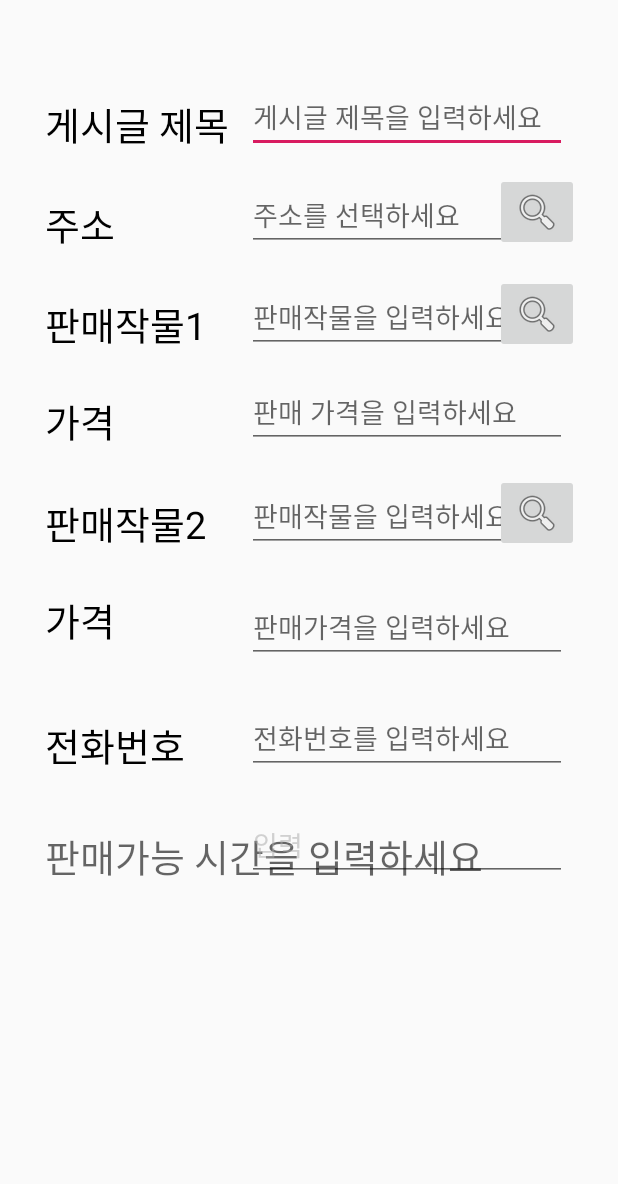
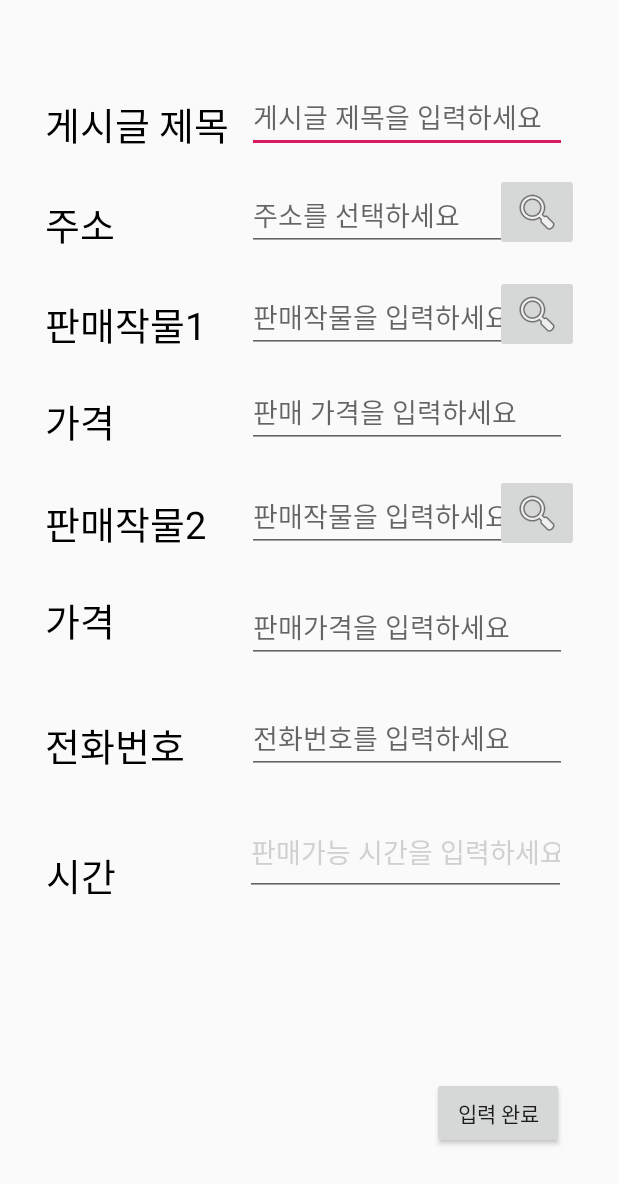
Before and after one commit to HYOOJINN/weekend_farm2, an Android app: the Seller screen opened directly, with no data from a screen before it, on a phone screen of 412 x 824 dp. Shown: the top 1184 px of the screen. Run offline under Robolectric (Android 15) with nearby library versions, the phone set to English and light mode, and no system bars.

Commit message:
현재위치 완성(?) - maps가 아니라 main에 구현함. 농장 위치 2개 찍어놓음 + seller에서 버튼 위치 수정본

```diff
--- a/app/src/main/res/layout/activity_seller.xml
+++ b/app/src/main/res/layout/activity_seller.xml
@@ -20,7 +20,6 @@
         android:layout_height="wrap_content"
         android:layout_marginTop="63dp"
         android:layout_marginEnd="12dp"
-        android:layout_marginRight="12dp"
         android:text="게시글 제목"
         android:textColor="#000000"
         android:textSize="25dp"
@@ -34,7 +33,6 @@
         android:layout_width="wrap_content"
         android:layout_height="wrap_content"
         android:layout_marginEnd="4dp"
-        android:layout_marginRight="4dp"
         android:ems="10"
         android:hint="게시글 제목을 입력하세요"
         android:inputType="textPersonName"
@@ -146,7 +144,6 @@
         android:layout_height="wrap_content"
         android:layout_marginTop="26dp"
         android:layout_marginEnd="34dp"
-        android:layout_marginRight="34dp"
         android:ems="10"
         android:hint="판매가격을 입력하세요"
         android:inputType="textPersonName"
@@ -169,35 +166,24 @@
         android:layout_height="wrap_content"
         android:layout_marginTop="26dp"
         android:layout_marginEnd="34dp"
-        android:layout_marginRight="34dp"
         android:ems="10"
         android:hint="전화번호를 입력하세요"
         android:inputType="textPersonName"
         app:layout_constraintEnd_toEndOf="parent"
         app:layout_constraintTop_toBottomOf="@+id/editText15" />
 
-    <TextView
-        android:id="@+id/textView10"
-        android:layout_width="wrap_content"
-        android:layout_height="wrap_content"
-        android:layout_marginTop="35dp"
-        android:hint="판매가능 시간을 입력하세요"
-        android:textSize="25dp"
-        app:layout_constraintStart_toStartOf="@+id/guideline"
-        app:layout_constraintTop_toBottomOf="@+id/textView9" />
-
     <EditText
         android:id="@+id/editText17"
-        android:layout_width="wrap_content"
-        android:layout_height="wrap_content"
+        android:layout_width="214dp"
+        android:layout_height="57dp"
         android:layout_marginTop="24dp"
         android:layout_marginEnd="34dp"
-        android:layout_marginRight="34dp"
         android:ems="10"
         android:inputType="textPersonName"
-        android:text="입력"
+        android:text="판매가능 시간을 입력하세요"
         android:textColor="#87AAAAAA"
         app:layout_constraintEnd_toEndOf="parent"
+        app:layout_constraintStart_toEndOf="@+id/textView2"
         app:layout_constraintTop_toBottomOf="@+id/editText16" />
 
     <ImageButton
@@ -205,7 +191,6 @@
         android:layout_width="wrap_content"
         android:layout_height="wrap_content"
         android:layout_marginEnd="26dp"
-        android:layout_marginRight="26dp"
         android:onClick="SearchButton1"
         app:layout_constraintBottom_toBottomOf="@+id/editText11"
         app:layout_constraintEnd_toEndOf="parent"
@@ -225,9 +210,34 @@
         android:layout_width="wrap_content"
         android:layout_height="wrap_content"
         android:layout_marginEnd="26dp"
-        android:layout_marginRight="26dp"
         android:onClick="SearchButton3"
         app:layout_constraintBottom_toBottomOf="@+id/editText14"
         app:layout_constraintEnd_toEndOf="parent"
         app:srcCompat="@android:drawable/ic_menu_search" />
+
+    <TextView
+        android:id="@+id/textView2"
+        android:layout_width="61dp"
+        android:layout_height="42dp"
+        android:layout_marginTop="48dp"
+        android:layout_marginEnd="71dp"
+        android:text="시간"
+        android:textColor="#000000"
+        android:textSize="25dp"
+        app:layout_constraintEnd_toStartOf="@+id/editText17"
+        app:layout_constraintStart_toStartOf="@+id/guideline"
+        app:layout_constraintTop_toBottomOf="@+id/textView9" />
+
+    <Button
+        android:id="@+id/button3"
+        android:layout_width="wrap_content"
+        android:layout_height="wrap_content"
+        android:layout_marginEnd="36dp"
+        android:layout_marginBottom="58dp"
+        android:onClick="completebtn"
+        android:text="입력 완료"
+        app:layout_constraintBottom_toBottomOf="parent"
+        app:layout_constraintEnd_toEndOf="parent" />
+
+
 </androidx.constraintlayout.widget.ConstraintLayout>
```
